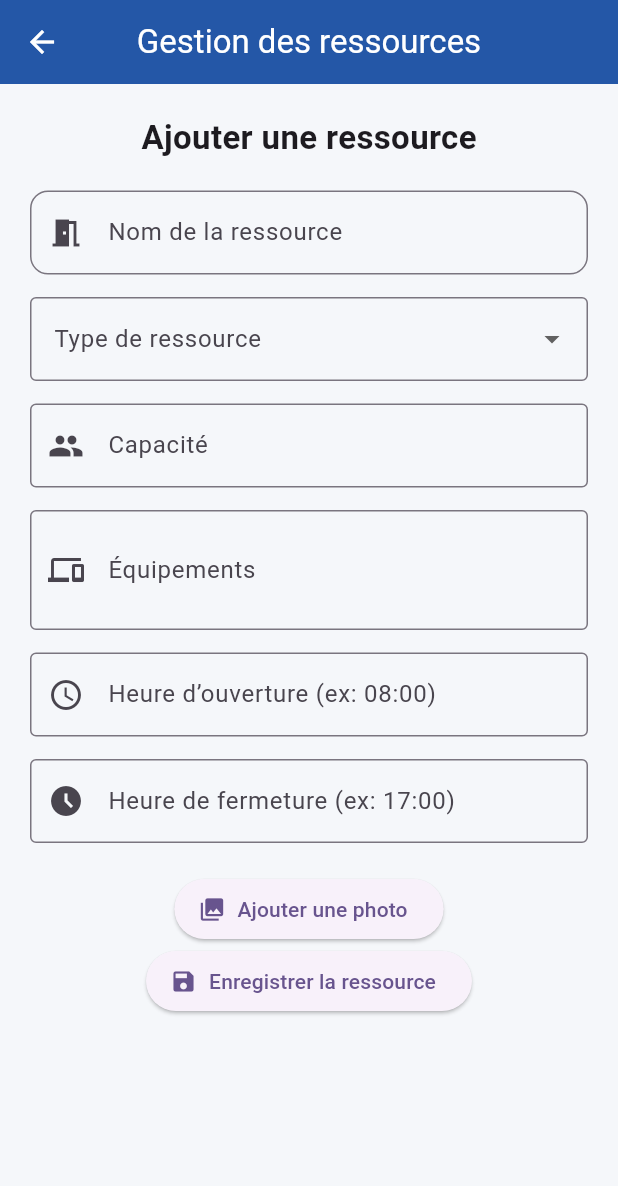
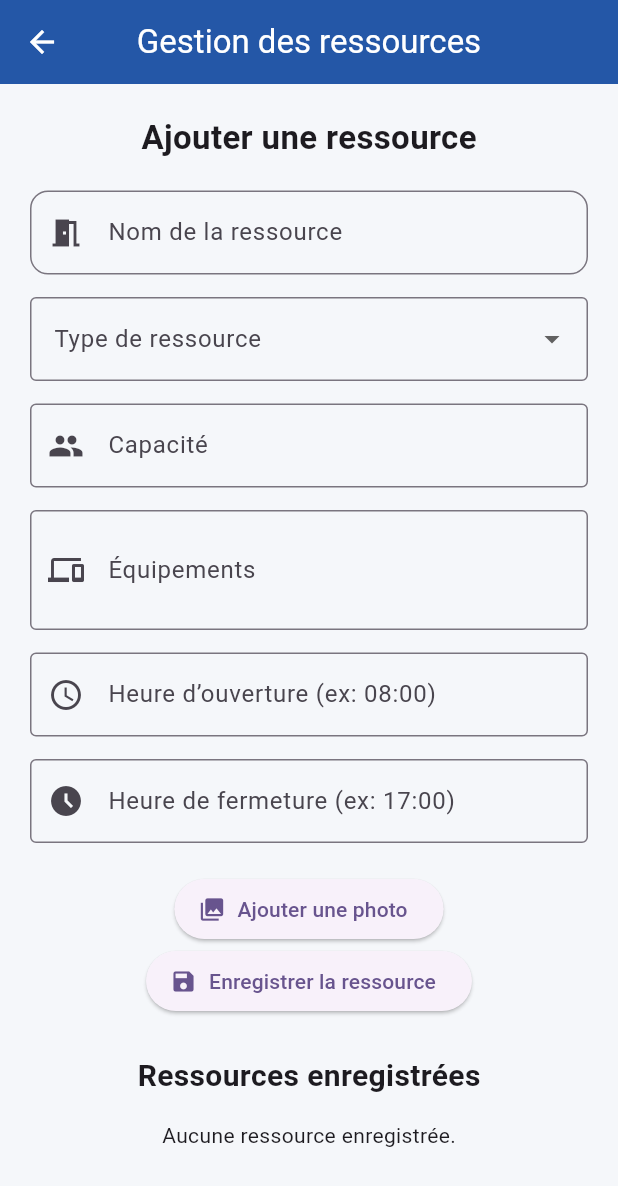
Before and after one commit to soussiimen284-ops/projet1, a Flutter app: the ResourceManagementScreen screen opened directly, on a phone screen of 412 x 824 dp. Shown: the top 1186 px of the screen. Run offline on Flutter 3.47's test engine with Material 3 defaults, Android fonts, the phone set to English and light mode, and no system bars; our stand-ins replace cloud_firestore, firebase_ai, firebase_auth, firebase_core, flutter_image_compress, image_picker and 2 more; missing offline and left inert: firebase_app_check, mobile_scanner; accounts and stored records are empty.

Commit message:
Complete QR code resource display and scanner navigation

```diff
--- a/lib/pages/resource_management_screen.dart
+++ b/lib/pages/resource_management_screen.dart
@@ -294,6 +294,69 @@ class _ResourceManagementScreenState
               icon: const Icon(Icons.save),
               label: const Text('Enregistrer la ressource'),
             ),
+            // Afficher la liste des ressources avec leurs QR Codes.
+            const SizedBox(height: 25),
+            const Text(
+              'Ressources enregistrées',
+              style: TextStyle(
+                fontSize: 20,
+                fontWeight: FontWeight.bold,
+              ),
+            ),
+            const SizedBox(height: 15),
+
+            StreamBuilder<QuerySnapshot<Map<String, dynamic>>>(
+              stream: FirebaseFirestore.instance
+                  .collection('ressources')
+                  .snapshots(),
+              builder: (context, snapshot) {
+                if (snapshot.connectionState == ConnectionState.waiting) {
+                  return const CircularProgressIndicator();
+                }
+
+                if (snapshot.hasError) {
+                  return const Text('Erreur de chargement des ressources');
+                }
+
+                final ressources = snapshot.data?.docs ?? [];
+
+                if (ressources.isEmpty) {
+                  return const Text('Aucune ressource enregistrée.');
+                }
+
+                return Column(
+                  children: ressources.map((doc) {
+                    final ressource = doc.data();
+
+                    return Card(
+                      child: ListTile(
+                        leading: const Icon(
+                          Icons.qr_code,
+                          color: Color(0xFF2457A7),
+                        ),
+                        title: Text(ressource['nom'] ?? 'Ressource'),
+                        subtitle: Text(ressource['type'] ?? ''),
+                        trailing: IconButton(
+                          icon: const Icon(Icons.visibility),
+                          tooltip: 'Afficher QR Code',
+                          onPressed: () {
+                            // Afficher le QR Code de la ressource sélectionnée.
+                            showDialog<void>(context: context,
+                              builder: (context) => AlertDialog(title: Text('QR Code - ${ressource['nom']}'),
+                                content: SizedBox(width: 220, height: 220, child: QrImageView(data: 'ressource:${doc.id}', version: QrVersions.auto, size: 200),
+                                ),
+                                actions: [TextButton(onPressed: () => Navigator.pop(context),child: const Text('Fermer')),
+                                ],
+                              ),
+                            );
+                          },
+                        ),
+                      ),
+                    );
+                  }).toList(),
+                );
+              },
+            ),
           ],
         ),
         ),
```
Also changed, not shown: lib/pages/home_screen.dart (+7 -2 lines).
